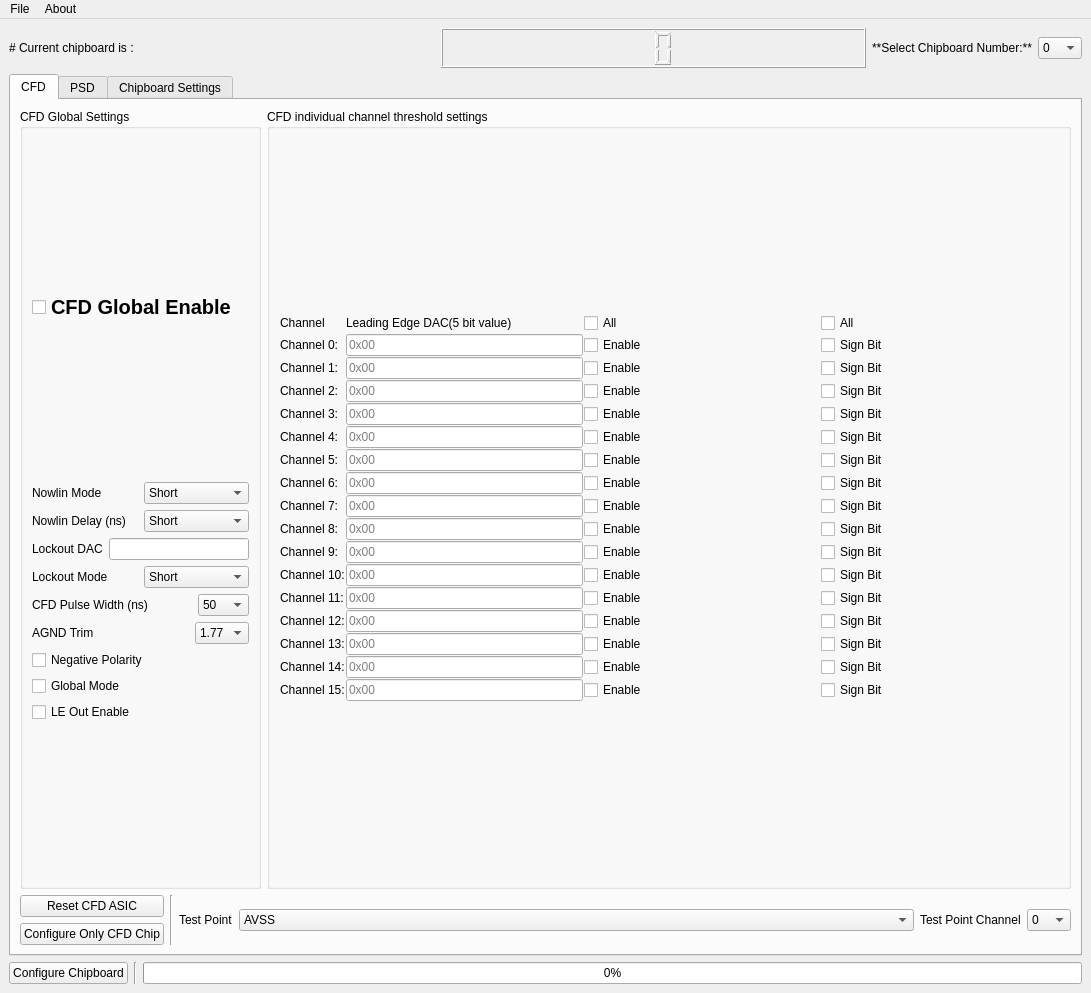
Old version of the form src/chipboard_configuration_software/gui/ui_files/MainConfigWindow.ui in the repository Prince-John/PSDinator-config-software.
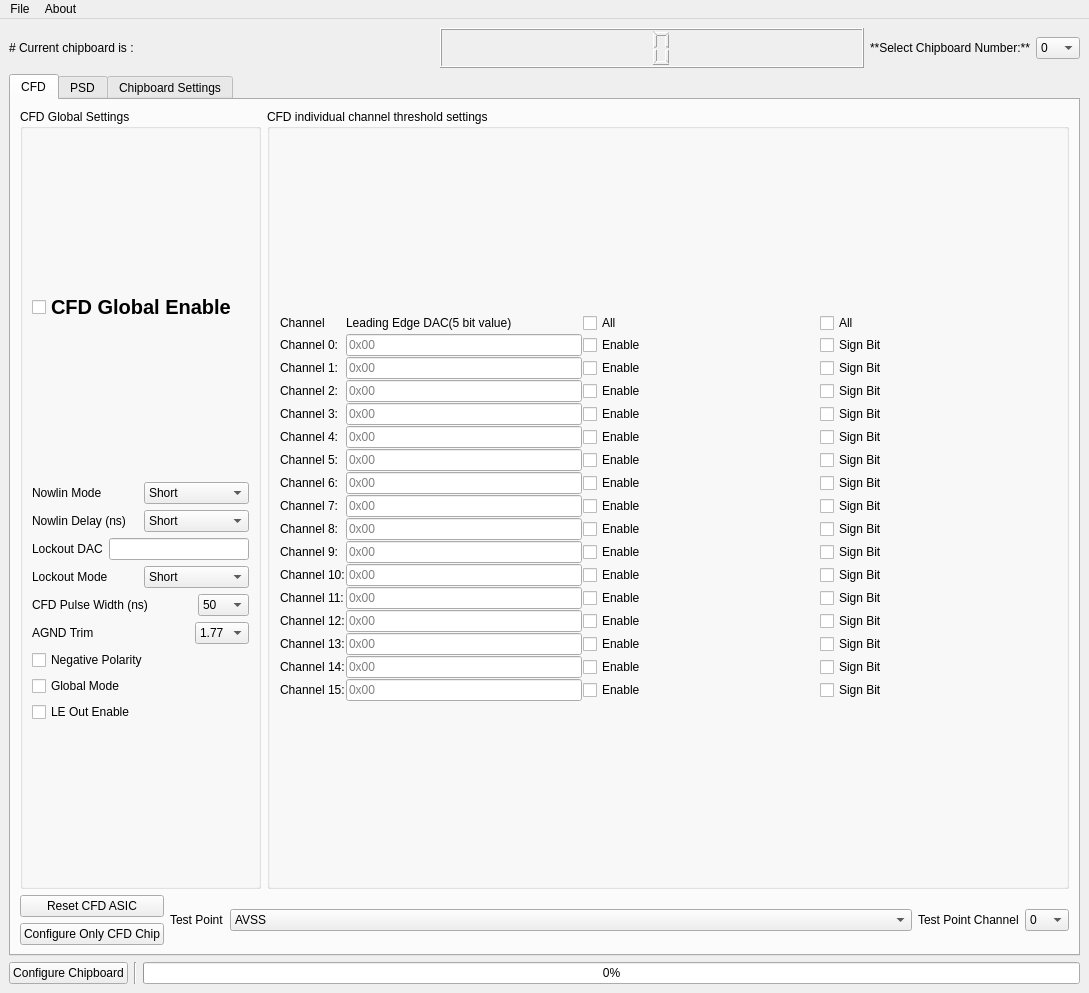
New version of the form. The open tabs and pages were chosen to show the change.

```diff
--- a/src/chipboard_configuration_software/gui/ui_files/MainConfigWindow.ui
+++ b/src/chipboard_configuration_software/gui/ui_files/MainConfigWindow.ui
@@ -9,7 +9,7 @@
    <rect>
     <x>0</x>
     <y>0</y>
-    <width>1091</width>
+    <width>1089</width>
     <height>993</height>
    </rect>
   </property>
@@ -1596,13 +1596,6 @@
           </item>
           <item row="1" column="1" rowspan="2" colspan="2">
            <layout class="QHBoxLayout" name="horizontalLayout_29">
-            <item>
-             <widget class="Line" name="line_3">
-              <property name="orientation">
-               <enum>Qt::Vertical</enum>
-              </property>
-             </widget>
-            </item>
             <item>
              <widget class="QLabel" name="label_2">
               <property name="text">
@@ -7453,8 +7446,8 @@
     <rect>
      <x>0</x>
      <y>0</y>
-     <width>1091</width>
-     <height>24</height>
+     <width>1089</width>
+     <height>37</height>
     </rect>
    </property>
    <widget class="QMenu" name="menutest">
```
Left out of the diff: 2 changed lines with no effect on the pictures.
